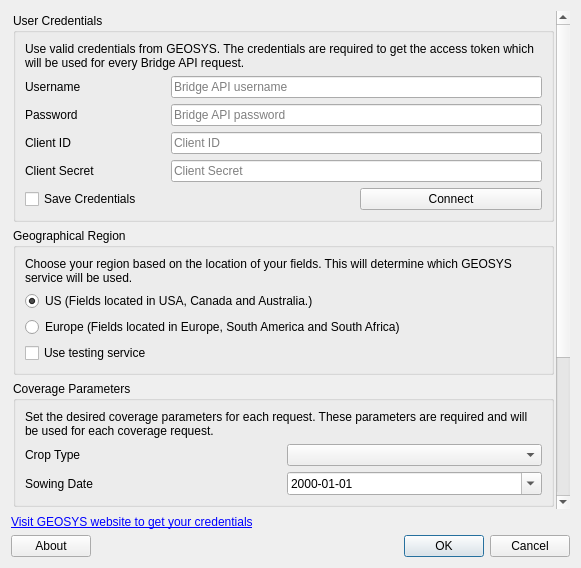
First picture: the form in geosys/ui/templates/options_dialog_base.ui, repository earthdaily/qgis-plugin, before the edit.
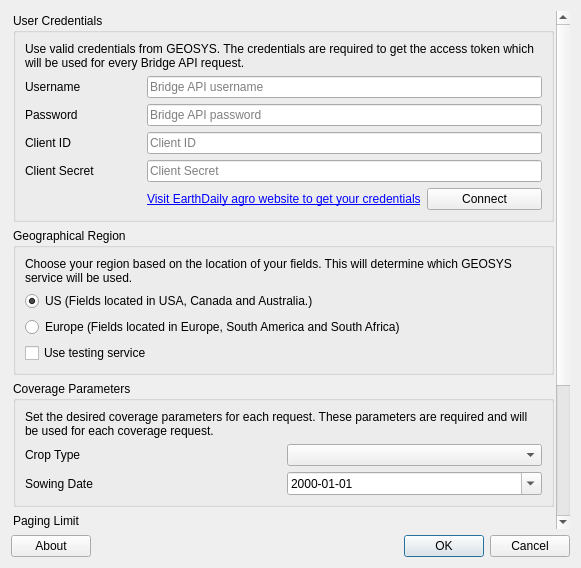
Second picture: the form after the edit.

Commit message: Portal link description updated and moved. Save credentials option removed. Credentials will always save.

The edit to the form file:
```diff
--- a/geosys/ui/templates/options_dialog_base.ui
+++ b/geosys/ui/templates/options_dialog_base.ui
@@ -36,8 +36,8 @@
        <rect>
         <x>0</x>
         <y>0</y>
-        <width>549</width>
-        <height>804</height>
+        <width>546</width>
+        <height>636</height>
        </rect>
       </property>
       <layout class="QGridLayout" name="gridLayout_3">
@@ -176,13 +176,6 @@
             </property>
            </widget>
           </item>
-          <item row="5" column="0" colspan="2">
-           <widget class="QCheckBox" name="save_credentials_checkbox">
-            <property name="text">
-             <string>Save Credentials</string>
-            </property>
-           </widget>
-          </item>
           <item row="5" column="2">
            <widget class="QPushButton" name="connect_button">
             <property name="text">
@@ -190,6 +183,19 @@
             </property>
            </widget>
           </item>
+          <item row="5" column="1">
+           <widget class="QLabel" name="visit_geosys_label">
+            <property name="text">
+             <string>&lt;html&gt;&lt;head/&gt;&lt;body&gt;&lt;p&gt;&lt;a href=&quot;https://earthdailyagro.com/geosys-api/&quot;&gt;&lt;span style=&quot; text-decoration: underline; color:#0000ff;&quot;&gt;Visit EarthDaily agro website to get your credentials&lt;/span&gt;&lt;/a&gt;&lt;/p&gt;&lt;/body&gt;&lt;/html&gt;</string>
+            </property>
+            <property name="textFormat">
+             <enum>Qt::AutoText</enum>
+            </property>
+            <property name="openExternalLinks">
+             <bool>true</bool>
+            </property>
+           </widget>
+          </item>
          </layout>
         </widget>
        </item>
@@ -368,19 +374,6 @@
      </widget>
     </widget>
    </item>
-   <item row="1" column="0">
-    <widget class="QLabel" name="visit_geosys_label">
-     <property name="text">
-      <string>&lt;html&gt;&lt;head/&gt;&lt;body&gt;&lt;p&gt;&lt;a href=&quot;https://earthdailyagro.com/geosys-api/&quot;&gt;&lt;span style=&quot; text-decoration: underline; color:#0000ff;&quot;&gt;Visit GEOSYS website to get your credentials&lt;/span&gt;&lt;/a&gt;&lt;/p&gt;&lt;/body&gt;&lt;/html&gt;</string>
-     </property>
-     <property name="textFormat">
-      <enum>Qt::AutoText</enum>
-     </property>
-     <property name="openExternalLinks">
-      <bool>true</bool>
-     </property>
-    </widget>
-   </item>
    <item row="2" column="0">
     <layout class="QGridLayout" name="gridLayout_2">
      <item row="0" column="1">
```
Left out of the diff: 1 changed line with no effect on the pictures. The commit also changes 1 other file.
